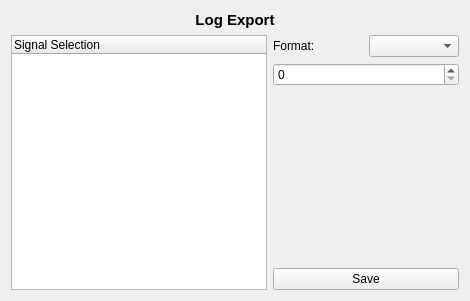
This is ui/logExport.ui in PurdueElectricRacing/DaqApp as Qt 5 draws it before an edit. The edited form follows.
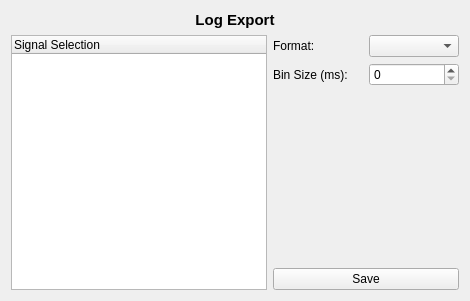
This is the edited form.

Patch:
```diff
--- a/ui/logExport.ui
+++ b/ui/logExport.ui
@@ -65,7 +65,18 @@
         </layout>
        </item>
        <item>
-        <widget class="QSpinBox" name="binSizeSpin"/>
+        <layout class="QHBoxLayout" name="horizontalLayout_3">
+         <item>
+          <widget class="QLabel" name="binSizeLabel">
+           <property name="text">
+            <string>Bin Size (ms):</string>
+           </property>
+          </widget>
+         </item>
+         <item>
+          <widget class="QSpinBox" name="binSizeSpin"/>
+         </item>
+        </layout>
        </item>
        <item>
         <spacer name="verticalSpacer">
```
